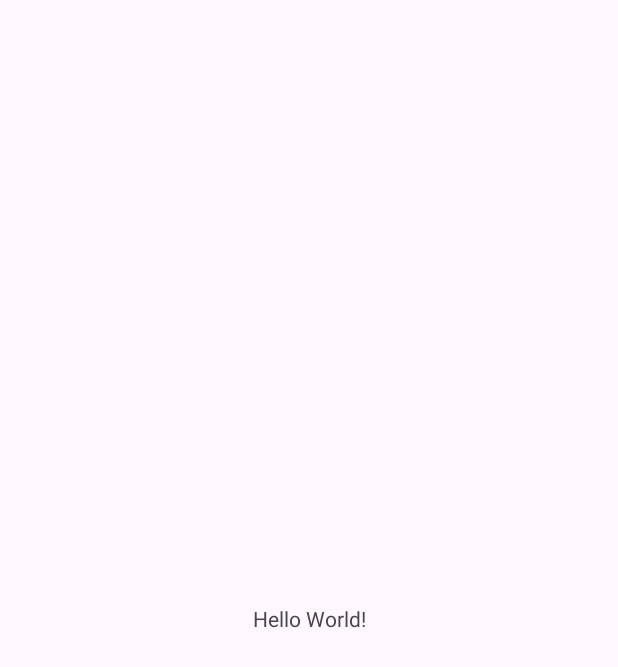
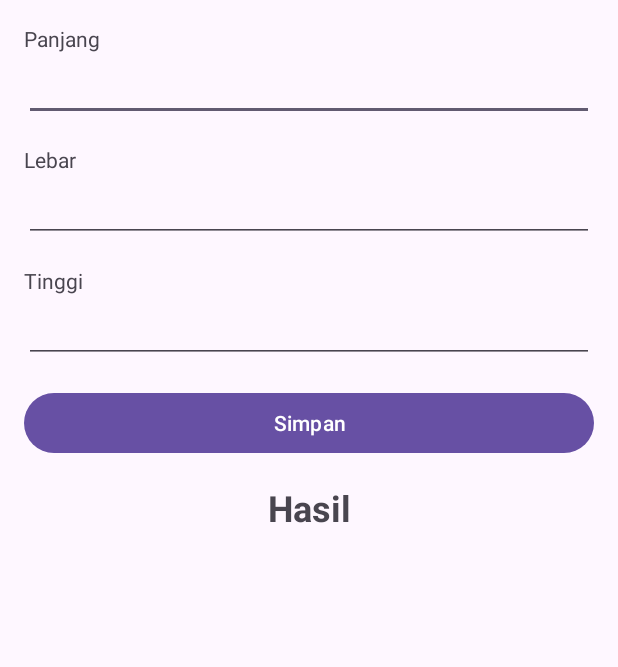
Before and after one commit to nafishafi/MyUnitTest, an Android app: the screen it shows after launch (MainActivity), on a phone screen of 412 x 824 dp. Before the commit the part shown is almost empty. Shown: the top 667 px of the screen. Run offline under Robolectric (Android 15) with nearby library versions, the phone set to English and light mode, and no system bars; 1 statement that could not run was skipped.

Commit message:
add XML and CuboidModel

```diff
--- /dev/null
+++ b/app/src/main/java/com/dicoding/myunittest/CuboidModel.kt
@@ -0,0 +1,4 @@
+package com.dicoding.myunittest
+
+class CuboidModel {
+}
--- a/app/src/main/res/layout/activity_main.xml
+++ b/app/src/main/res/layout/activity_main.xml
@@ -1,19 +1,87 @@
 <?xml version="1.0" encoding="utf-8"?>
-<androidx.constraintlayout.widget.ConstraintLayout xmlns:android="http://schemas.android.com/apk/res/android"
-    xmlns:app="http://schemas.android.com/apk/res-auto"
+<LinearLayout xmlns:android="http://schemas.android.com/apk/res/android"
     xmlns:tools="http://schemas.android.com/tools"
-    android:id="@+id/main"
     android:layout_width="match_parent"
     android:layout_height="match_parent"
+    android:orientation="vertical"
+    android:padding="16dp"
     tools:context=".MainActivity">
 
     <TextView
-        android:layout_width="wrap_content"
+        android:layout_width="match_parent"
         android:layout_height="wrap_content"
-        android:text="Hello World!"
-        app:layout_constraintBottom_toBottomOf="parent"
-        app:layout_constraintEnd_toEndOf="parent"
-        app:layout_constraintStart_toStartOf="parent"
-        app:layout_constraintTop_toTopOf="parent" />
+        android:text="@string/length" />
+    <EditText
+        android:id="@+id/edt_length"
+        android:layout_width="match_parent"
+        android:layout_height="wrap_content"
+        android:layout_marginBottom="16dp"
+        android:inputType="numberDecimal"
+        android:lines="1" />
+    <TextView
+        android:layout_width="match_parent"
+        android:layout_height="wrap_content"
+        android:text="@string/width" />
+    <EditText
+        android:id="@+id/edt_width"
+        android:layout_width="match_parent"
+        android:layout_height="wrap_content"
+        android:layout_marginBottom="16dp"
+        android:inputType="numberDecimal"
+        android:lines="1" />
+    <TextView
+        android:layout_width="match_parent"
+        android:layout_height="wrap_content"
+        android:text="@string/height" />
+    <EditText
+        android:id="@+id/edt_height"
+        android:layout_width="match_parent"
+        android:layout_height="wrap_content"
+        android:layout_marginBottom="16dp"
+        android:inputType="numberDecimal"
+        android:lines="1" />
+    <Button
+        android:id="@+id/btn_save"
+        android:layout_width="match_parent"
+        android:layout_height="wrap_content"
+        android:text="@string/save" />
+    <LinearLayout
+        android:layout_width="match_parent"
+        android:layout_height="wrap_content"
+        android:layout_marginBottom="16dp"
+        android:orientation="horizontal">
+        <Button
+            android:id="@+id/btn_calculate_volume"
+            android:layout_width="match_parent"
+            android:layout_height="wrap_content"
+            android:layout_weight="1"
+            android:text="@string/calculate_volume"
+            android:visibility="gone" />
+        <Button
+            android:id="@+id/btn_calculate_circumference"
+            android:layout_width="match_parent"
+            android:layout_height="wrap_content"
+            android:layout_weight="1"
+            android:layout_marginStart="8dp"
+            android:layout_marginEnd="8dp"
+            android:text="@string/calculate_circumference"
+            android:visibility="gone" />
+        <Button
+            android:id="@+id/btn_calculate_surface_area"
+            android:layout_width="match_parent"
+            android:layout_height="wrap_content"
+            android:layout_weight="1"
+            android:text="@string/calculate_surface_area"
+            android:visibility="gone" />
+    </LinearLayout>
+    <TextView
+        android:id="@+id/tv_result"
+        android:layout_width="match_parent"
+        android:layout_height="wrap_content"
+        android:layout_marginBottom="16dp"
+        android:gravity="center"
+        android:text="@string/result"
+        android:textSize="24sp"
+        android:textStyle="bold" />
 
-</androidx.constraintlayout.widget.ConstraintLayout>
+</LinearLayout>
--- a/app/src/main/res/values/strings.xml
+++ b/app/src/main/res/values/strings.xml
@@ -1,3 +1,11 @@
 <resources>
     <string name="app_name">MyUnitTest</string>
+    <string name="width">Lebar</string>
+    <string name="result">Hasil</string>
+    <string name="calculate_volume">Hitung Volume</string>
+    <string name="calculate_surface_area">Hitung Luas Area</string>
+    <string name="calculate_circumference">Hitung Keliling</string>
+    <string name="height">Tinggi</string>
+    <string name="length">Panjang</string>
+    <string name="save">Simpan</string>
 </resources>
```
